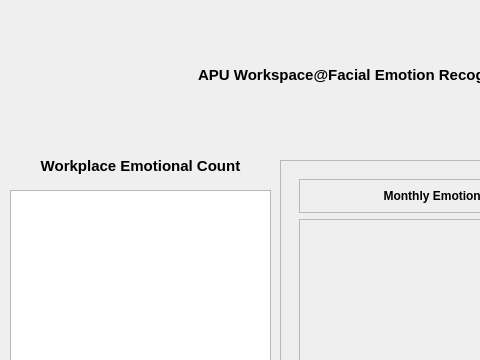
JJLee2910/Final-Year-Project, file UI/Dashboard.ui: the form before one commit; both pictures show x 0 to 480 and y 0 to 360 of the 808 by 658 pixel window.
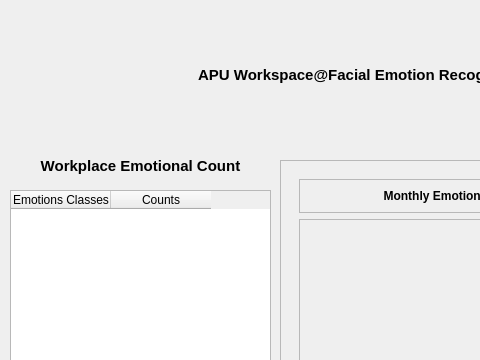
The form after the commit. Icons and pictures are not drawn.

Commit message: update table column

```diff
--- a/UI/Dashboard.ui
+++ b/UI/Dashboard.ui
@@ -49,6 +49,16 @@
       <height>401</height>
      </rect>
     </property>
+    <column>
+     <property name="text">
+      <string>Emotions Classes</string>
+     </property>
+    </column>
+    <column>
+     <property name="text">
+      <string>Counts</string>
+     </property>
+    </column>
    </widget>
    <widget class="QWidget" name="loginWidget" native="true">
     <property name="geometry">
```
The commit also changes 2 other files.
